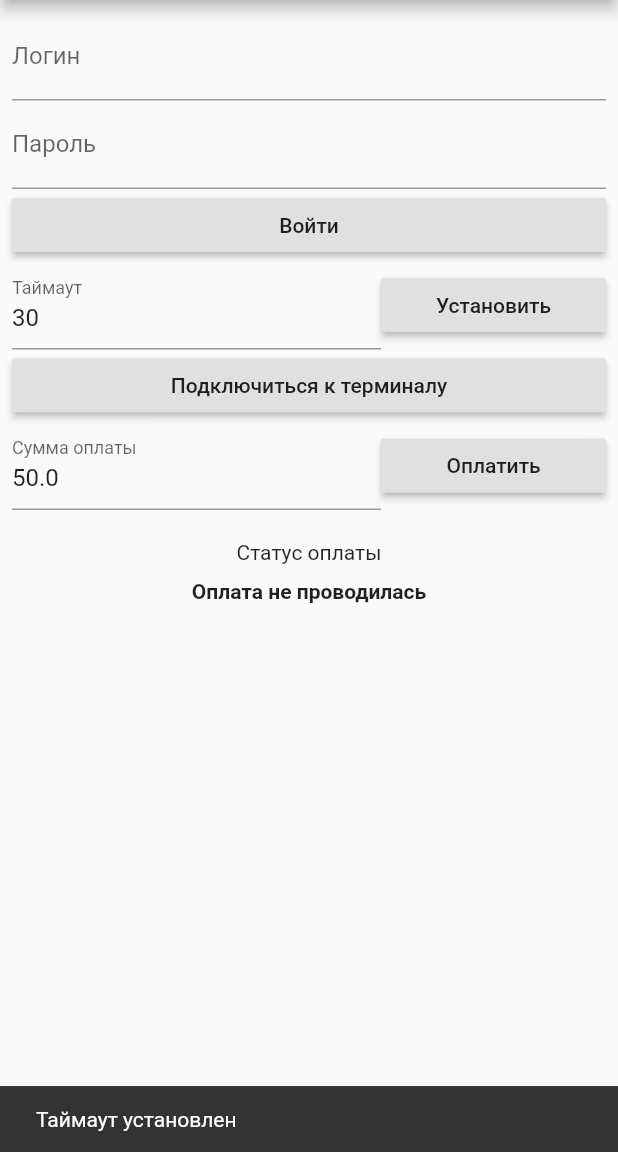
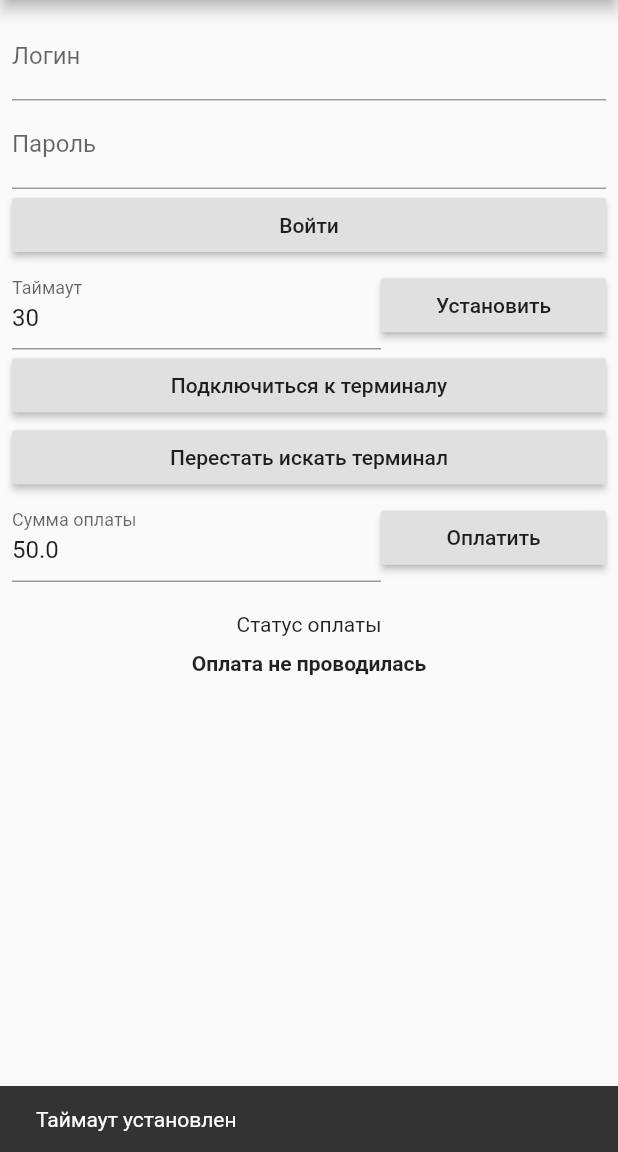
Before and after one commit to Unact/iboxpro_flutter, a Flutter app: the screen it shows after launch, after a tap on "Установить", on a phone screen of 412 x 824 dp, the part 84-1236 px from its top. Run offline on Flutter 3.47's test engine with Material 2 defaults, Android fonts, the phone set to English and light mode, and no system bars; missing offline and left inert: signature_pad, signature_pad_flutter.

```diff
--- a/example/lib/main.dart
+++ b/example/lib/main.dart
@@ -34,13 +34,7 @@ class _PaymentExample extends State<PaymentExample> {
   String _paymentProgressText = 'Оплата не проводилась';
   int _timeout = 30;
   double _amount = 50;
-  SignaturePadController _padController;
-
-  @override
-  void initState() {
-    super.initState();
-    _padController = SignaturePadController();
-  }
+  SignaturePadController _padController = SignaturePadController();
 
   void _showSnackBar(String content) {
     _scaffoldKey.currentState?.showSnackBar(SnackBar(content: Text(content)));
@@ -119,20 +113,21 @@ class _PaymentExample extends State<PaymentExample> {
       RaisedButton(
         child: Text('Подключиться к терминалу'),
         onPressed: () async {
-          showDialog(
-            context: context,
-            builder: (BuildContext context) => Center(child: CircularProgressIndicator())
-          );
-
-          await PaymentController.searchBTDevice(
+          await PaymentController.startSearchBTDevice(
             readerType: ReaderType.P17,
             onReaderSetBTDevice: (val) async {
-              Navigator.pop(context);
               _showSnackBar('Успешно установлена связь с терминалом');
             }
           );
         },
       ),
+      RaisedButton(
+        child: Text('Перестать искать терминал'),
+        onPressed: () async {
+          await PaymentController.stopSearchBTDevice();
+          _showSnackBar('Поиск отключен');
+        },
+      )
     ];
   }
 
@@ -238,15 +233,7 @@ class _PaymentExample extends State<PaymentExample> {
         child: SizedBox(
           height: 200,
           width: 200,
-          child: SignaturePadWidget(
-            _padController,
-            SignaturePadOptions(
-              dotSize: 5.0,
-              minWidth: 1.0,
-              maxWidth: 3.0,
-              penColor: "#000000"
-            )
-          )
+          child: SignaturePadWidget(_padController, SignaturePadOptions(dotSize: 5.0, penColor: "#000000"))
         )
       )
     ];
--- a/lib/src/payment.dart
+++ b/lib/src/payment.dart
@@ -117,22 +117,27 @@ class PaymentController {
   /// [onReaderSetBTDevice] вызывается по завершению операции с результатом операции
   ///
   /// Важно: Всегда выбирает первый найденный терминал
-  static Future<void> searchBTDevice({
+  static Future<void> startSearchBTDevice({
     @required int readerType,
     Function(Map<dynamic, dynamic>) onReaderSetBTDevice
   }) async {
     _onReaderSetBTDevice = onReaderSetBTDevice;
 
-    await _channel.invokeMethod('searchBTDevice', {
+    await _channel.invokeMethod('startSearchBTDevice', {
       'readerType': readerType
     });
+  }
+
+  /// Завершает операцию поиска терминала
+  static Future<void> stopSearchBTDevice() async {
+    await _channel.invokeMethod('stopSearchBTDevice');
   }
 
   /// Устанавливает таймаут для операций с АПИ iboxpro
   static Future<void> setRequestTimeout({
     @required int timeout
   }) async {
-    await _channel.invokeMethod('setRequestTimeout', {
+    await _channel.invokeMethod('stopSearchBTDevice', {
       'timeout': timeout
     });
   }
--- a/pubspec.yaml
+++ b/pubspec.yaml
@@ -1,6 +1,6 @@
 name: iboxpro_flutter
 description: Flutter плагин для работы с библиотекой iboxpro для iOS платформы.
-version: 0.0.1
+version: 0.0.2
 author: Unact <it@unact.ru>
 homepage: https://github.com/Unact/iboxpro_flutter
 
```
Also changed, not shown: 2 other files.
